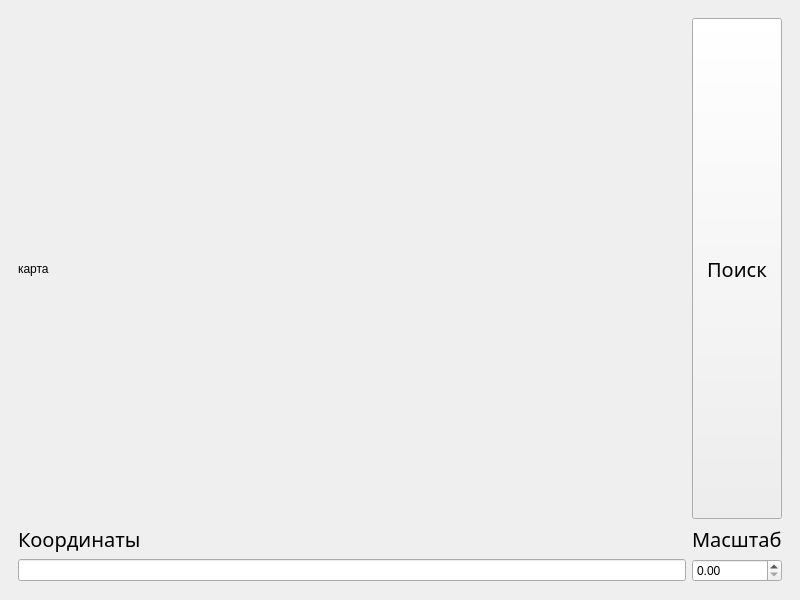
This is design.ui in parselt134/API-Yandex as Qt 5 draws it before an edit. The edited form follows.
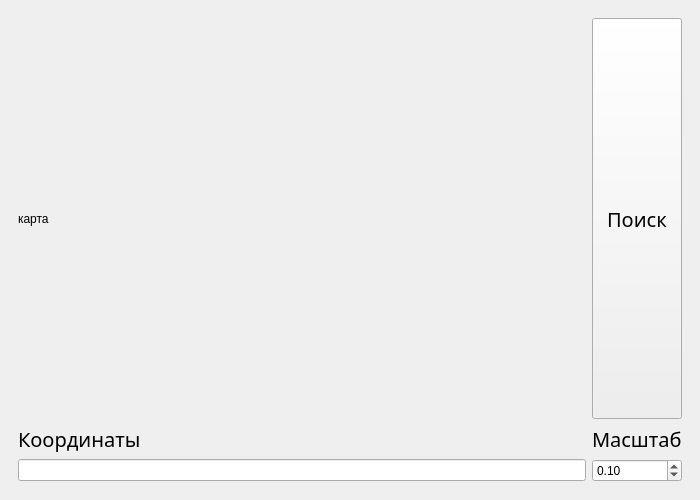
This is the edited form.

Commit message: Resize window

The edit to the form file:
```diff
--- a/design.ui
+++ b/design.ui
@@ -6,10 +6,22 @@
    <rect>
     <x>0</x>
     <y>0</y>
-    <width>800</width>
-    <height>600</height>
+    <width>700</width>
+    <height>500</height>
    </rect>
   </property>
+  <property name="minimumSize">
+   <size>
+    <width>700</width>
+    <height>500</height>
+   </size>
+  </property>
+  <property name="maximumSize">
+   <size>
+    <width>700</width>
+    <height>500</height>
+   </size>
+  </property>
   <property name="windowTitle">
    <string>Большая задача по Maps API</string>
   </property>
@@ -50,7 +62,11 @@
           <widget class="QLineEdit" name="coordinates"/>
          </item>
          <item row="2" column="1">
-          <widget class="QDoubleSpinBox" name="scale"/>
+          <widget class="QDoubleSpinBox" name="scale">
+           <property name="value">
+            <double>0.100000000000000</double>
+           </property>
+          </widget>
          </item>
          <item row="0" column="0">
           <widget class="QLabel" name="map">
@@ -67,6 +83,9 @@
          </item>
          <item row="0" column="1">
           <widget class="QPushButton" name="search">
+           <property name="enabled">
+            <bool>true</bool>
+           </property>
            <property name="sizePolicy">
             <sizepolicy hsizetype="Minimum" vsizetype="Expanding">
              <horstretch>0</horstretch>
```
